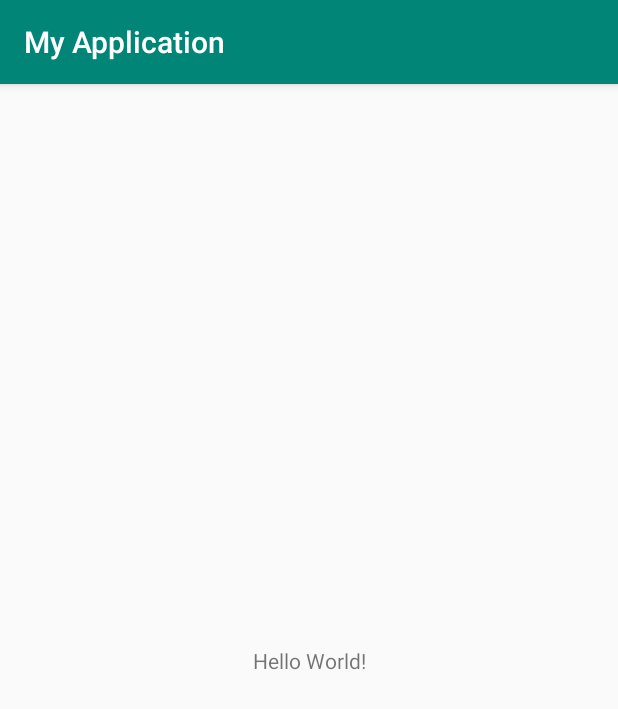
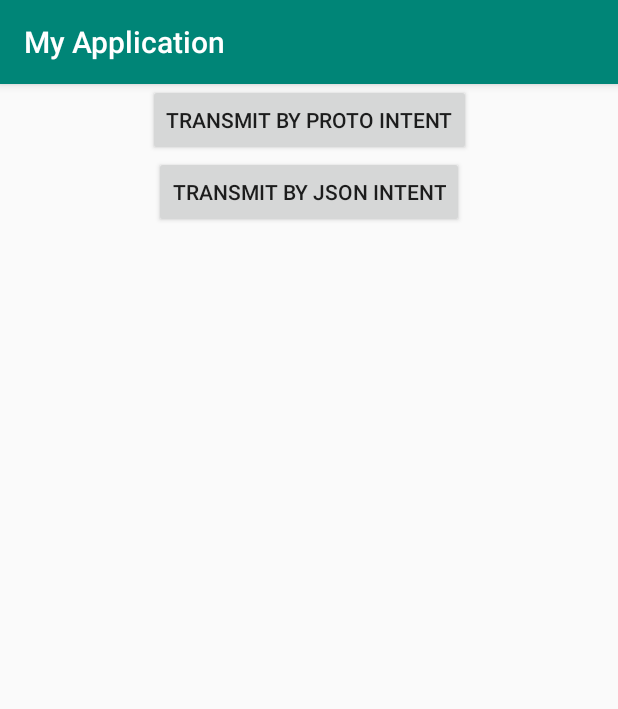
Before and after one commit to ad-ppp/ProtobufExample, an Android app: the screen it shows after launch (MainActivity), on a phone screen of 412 x 824 dp. Shown: the top 709 px of the screen. Run offline under Robolectric (Android 15) with nearby library versions, the phone set to English and light mode, and no system bars; 2 statements that could not run were skipped.

Commit message:
add 序列化对比

```diff
--- a/app/build.gradle
+++ b/app/build.gradle
@@ -47,6 +47,8 @@ dependencies {
 
     // 定义 protobuf 依赖，使用精简版
     implementation "com.google.protobuf:protobuf-lite:3.0.0"
+
+    implementation 'com.google.code.gson:gson:2.8.5'
 }
 
 
--- a/app/src/main/AndroidManifest.xml
+++ b/app/src/main/AndroidManifest.xml
@@ -16,6 +16,9 @@
                 <category android:name="android.intent.category.LAUNCHER"/>
             </intent-filter>
         </activity>
+
+        <activity android:name=".TransmitByProtobufActivity"/>
+        <activity android:name=".TransmitByJsonActivity"/>
     </application>
 
 </manifest>
--- a/app/src/main/res/layout/activity_main.xml
+++ b/app/src/main/res/layout/activity_main.xml
@@ -7,13 +7,22 @@
         android:layout_height="match_parent"
         tools:context=".MainActivity">
 
-    <TextView
+    <Button
+            android:id="@+id/btnProtoIntent"
             android:layout_width="wrap_content"
             android:layout_height="wrap_content"
-            android:text="Hello World!"
-            app:layout_constraintBottom_toBottomOf="parent"
+            android:text="transmit by Proto Intent"
             app:layout_constraintLeft_toLeftOf="parent"
             app:layout_constraintRight_toRightOf="parent"
             app:layout_constraintTop_toTopOf="parent"/>
 
+    <Button
+            android:id="@+id/btnJsonIntent"
+            android:layout_width="wrap_content"
+            android:layout_height="wrap_content"
+            android:text="transmit by Json Intent"
+            app:layout_constraintTop_toBottomOf="@id/btnProtoIntent"
+            app:layout_constraintLeft_toLeftOf="parent"
+            app:layout_constraintRight_toRightOf="parent"/>
+
 </android.support.constraint.ConstraintLayout>
```
Also changed, not shown: app/src/main/java/com/xhb/j2objc/myapplication/BaseActivity.kt (added, +21 -0 lines), app/src/main/java/com/xhb/j2objc/myapplication/MainActivity.kt (+47 -1 lines), app/src/main/java/com/xhb/j2objc/myapplication/TransmitByJsonActivity.kt (added, +35 -0 lines), app/src/main/java/com/xhb/j2objc/myapplication/TransmitByProtobufActivity.kt (added, +10 -0 lines), app/src/main/java/com/xhb/j2objc/myapplication/module/JsonPerson.java (added, +91 -0 lines), 1 other file.
